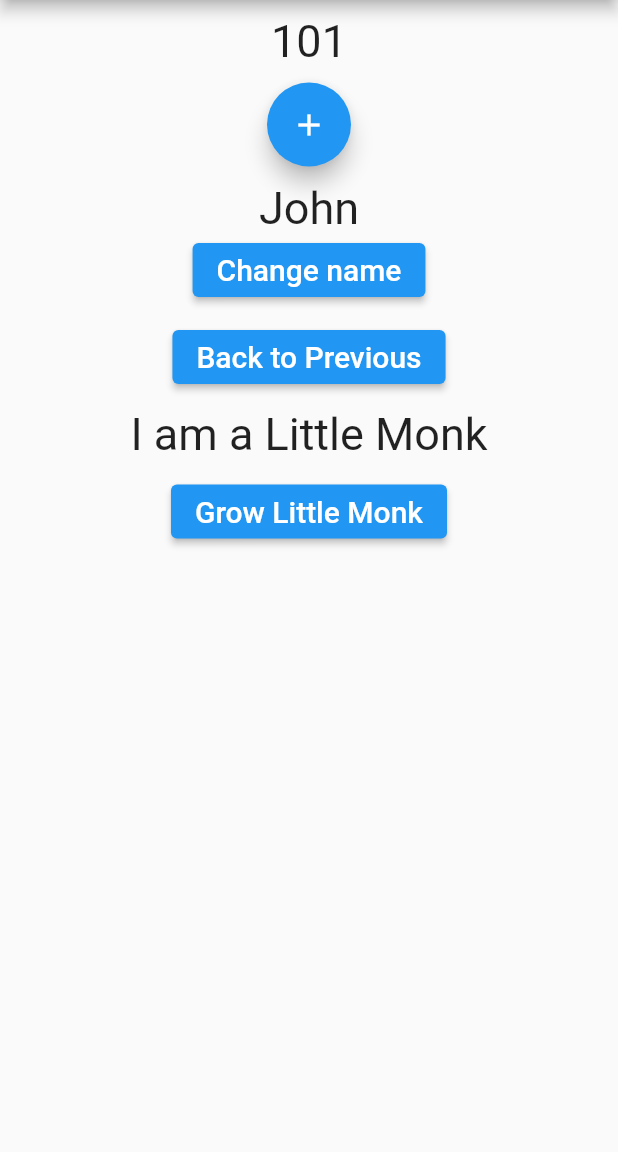
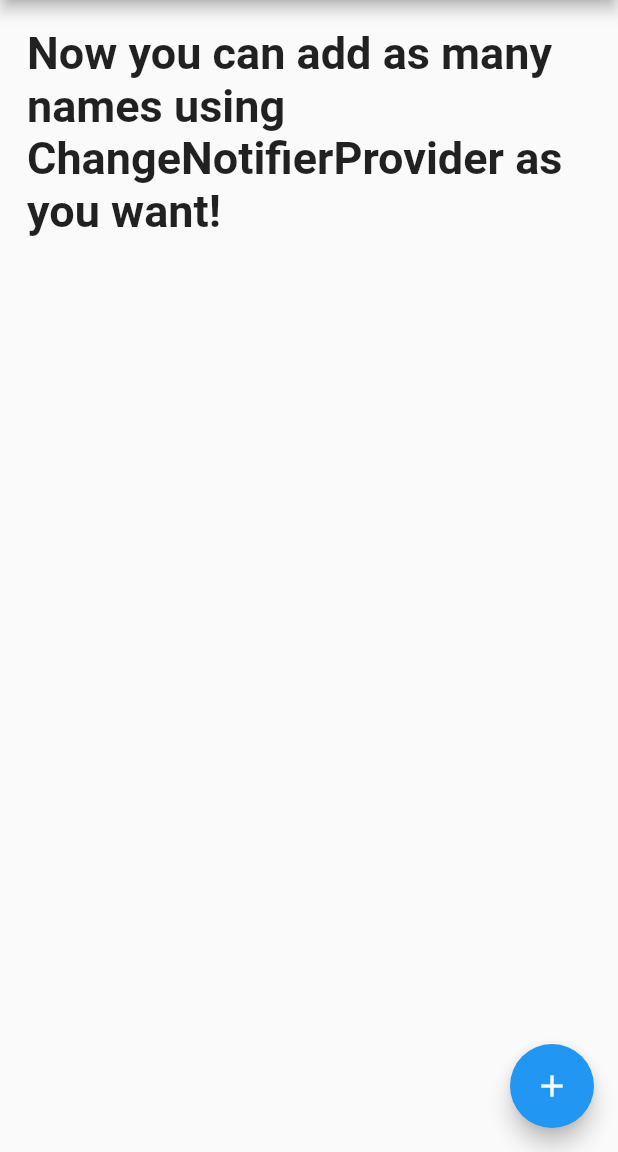
Before and after one commit to sanjibsinha/riverpod_examples, a Flutter app: the screen it shows after launch, after a tap on the "add" icon, on a phone screen of 412 x 824 dp, the part 84-1236 px from its top. Run offline on Flutter 3.47's test engine with Material 2 defaults, Android fonts, the light colour scheme and no system bars; our stand-ins replace flutter_riverpod.

Commit message:
help to fork

```diff
--- /dev/null
+++ b/lib/change-notifier-provider/change_notifier_provider.dart
@@ -0,0 +1,55 @@
+import 'package:flutter/material.dart';
+import 'package:flutter/widgets.dart';
+import 'package:flutter_riverpod/flutter_riverpod.dart';
+
+class NameNotifier extends ChangeNotifier {
+  final List<String> listOfNames = [];
+
+  void addNames(String names) {
+    listOfNames.add(names);
+    notifyListeners();
+  }
+}
+
+final nameChangeNotifier = ChangeNotifierProvider.autoDispose<NameNotifier>((ref) {
+  return NameNotifier();
+});
+
+class HomeOfChangeNotifierProvider extends ConsumerWidget {
+  const HomeOfChangeNotifierProvider({Key key}) : super(key: key);
+
+  @override
+  Widget build(BuildContext context, ScopedReader watch) {
+    final nameChangeNotifierProvider = watch(nameChangeNotifier);
+
+    return Scaffold(
+      appBar: AppBar(
+        title: Text('Riverpod Examples'),
+      ),
+      // body: ProviderExampleWidget(),
+      // body: StateProviderExample(),
+      body: Padding(
+        padding: const EdgeInsets.all(18.0),
+        child: Center(
+          child: ListView.builder(
+            itemBuilder: (context, index) {
+              return Text(
+                nameChangeNotifierProvider.listOfNames[index].toString(),
+                style: TextStyle(
+                  fontSize: 30.0,
+                  fontWeight: FontWeight.bold,
+                ),
+              );
+            },
+            itemCount: nameChangeNotifierProvider.listOfNames.length,
+          ),
+        ),
+      ),
+      floatingActionButton: FloatingActionButton(
+        onPressed: () => nameChangeNotifierProvider.addNames('Now you can '
+            'add as many names using ChangeNotifierProvider as you want!'),
+        child: Icon(Icons.add),
+      ),
+    );
+  }
+}
--- a/lib/main.dart
+++ b/lib/main.dart
@@ -1,6 +1,10 @@
 import 'package:flutter/material.dart';
 import 'package:flutter_riverpod/flutter_riverpod.dart';
+import 'package:riverpod_examples/change-notifier-provider/change_notifier_provider.dart';
+import 'package:riverpod_examples/state-notifier-provider/state_notifier_provider.dart';
+
 import 'state-provider/view/state_provider_example.dart';
+
 // import 'provider/controller/provider_example_widget.dart';
 
 void main() {
@@ -16,7 +20,8 @@ class App extends StatelessWidget {
       theme: ThemeData(
         primarySwatch: Colors.blue,
       ),
-      home: Home(),
+      // home: Home(),
+      home: HomeOfChangeNotifierProvider(),
     );
   }
 }
@@ -26,14 +31,12 @@ class Home extends StatelessWidget {
 
   @override
   Widget build(BuildContext context) {
-    return Container(
-      child: Scaffold(
-        appBar: AppBar(
-          title: Text('Riverpod Examples'),
-        ),
-        // body: ProviderExampleWidget(),
-        body: StateProviderExample(),
+    return Scaffold(
+      appBar: AppBar(
+        title: Text('Riverpod Examples'),
       ),
+      // body: ProviderExampleWidget(),
+      body: StateProviderExample(),
     );
   }
 }
--- a/lib/state-provider/controller/useful_read_providers.dart
+++ b/lib/state-provider/controller/useful_read_providers.dart
@@ -1,5 +1,3 @@
-import 'dart:js';
-
 import 'package:flutter/material.dart';
 import 'package:flutter_riverpod/flutter_riverpod.dart';
 import '../model/any_type_provider_model.dart';
@@ -9,14 +7,27 @@ void increment(BuildContext context) {
 }
 
 void changeName(BuildContext context) {
-  context.read(stateProviderString).state = 'Name changed from John to Json!';
+  context.read(stateProviderName).state = 'Json!';
+}
+
+void changeCity(BuildContext context) {
+  context.read(stateProviderCity).state = 'Jericho!';
 }
 
 void clearName(BuildContext context) {
-  context.read(stateProviderString).state = 'Back to John';
+  context.read(stateProviderName).state = 'John';
+}
+
+void clearCity(BuildContext context) {
+  context.read(stateProviderCity).state = 'Chicago';
 }
 
 void changeLittleMonk(BuildContext context) {
   context.read(stateProviderClass).state =
-      StateProviderModel('Now I am a big monk with white beard!');
+      StateProviderModel('Now I am a big monk with white beard!', 70);
 }
+
+void reverseAgeOfLittleMonk(BuildContext context) {
+  context.read(stateProviderClass).state =
+      StateProviderModel('Now I am a little monk again!', 6);
+}
--- a/lib/state-provider/view/state_provider_example.dart
+++ b/lib/state-provider/view/state_provider_example.dart
@@ -1,7 +1,10 @@
 import 'package:flutter/material.dart';
 import 'package:flutter_riverpod/flutter_riverpod.dart';
-import '../controller/useful_read_providers.dart';
-
+import '../controller/change_name_and_city.dart';
+import '../controller/clear_name_and_city.dart';
+import '../controller/counter_widget.dart';
+import '../controller/raise_and_reduce_age_of_little_monk.dart';
+import '../controller/watch_name_and_city.dart';
 import '../model/any_type_provider_model.dart';
 
 class StateProviderExample extends ConsumerWidget {
@@ -9,85 +12,61 @@ class StateProviderExample extends ConsumerWidget {
 
   @override
   Widget build(BuildContext context, ScopedReader watch) {
-    final stateProviderObject = watch(stateProviderInteger).state;
-    final stateProviderStringObject = watch(stateProviderString).state;
+    final stateProviderIntegerObject = watch(stateProviderInteger).state;
+    final stateProviderNameObject = watch(stateProviderName).state;
+    final stateProviderCityObject = watch(stateProviderCity).state;
     final stateProviderInstance = watch(stateProviderClass).state;
 
     return Padding(
       padding: EdgeInsets.all(
         10.0,
       ),
-      child: Center(
-        child: Column(
-          children: [
-            Text(
-              '${stateProviderObject.toString()}',
-              style: TextStyle(
-                fontSize: 30.0,
-              ),
+      child: ListView(
+        children: [
+          Text(
+            'Providers come in many variants, but they all work the same way.'
+            ' Let us start with a simple counter then doing some more complex staff',
+            style: TextStyle(
+              fontSize: 20.0,
             ),
-            SizedBox(
-              height: 10.0,
+          ),
+          Padding(
+            padding: EdgeInsets.all(
+              8.0,
             ),
-            FloatingActionButton(
-              onPressed: () => increment(context),
-              tooltip: 'Increment',
-              child: Icon(Icons.add),
+            child: CounterWidget(
+                stateProviderIntegerObject: stateProviderIntegerObject),
+          ),
+          Space(),
+          WatchNameAndCity(
+              stateProviderNameObject: stateProviderNameObject,
+              stateProviderCityObject: stateProviderCityObject),
+          ChangeNameAndCity(),
+          ClearNameAndCity(),
+          Space(),
+          Text(
+            '${stateProviderInstance.littleMonk}.'
+            ' I am now ${stateProviderInstance.ageOfLittleMonk} years old!',
+            style: TextStyle(
+              fontSize: 30.0,
             ),
-            SizedBox(
-              height: 10.0,
-            ),
-            Text(
-              stateProviderStringObject,
-              style: TextStyle(
-                fontSize: 30.0,
-              ),
-            ),
-            ElevatedButton(
-              onPressed: () => changeName(context),
-              child: Text(
-                'Change name',
-                style: TextStyle(
-                  fontSize: 20.0,
-                ),
-              ),
-            ),
-            SizedBox(
-              height: 10.0,
-            ),
-            ElevatedButton(
-              onPressed: () => clearName(context),
-              child: Text(
-                'Back to Previous',
-                style: TextStyle(
-                  fontSize: 20.0,
-                ),
-              ),
-            ),
-            SizedBox(
-              height: 10.0,
-            ),
-            Text(
-              stateProviderInstance.littleMonk,
-              style: TextStyle(
-                fontSize: 30.0,
-              ),
-            ),
-            SizedBox(
-              height: 10.0,
-            ),
-            ElevatedButton(
-              onPressed: () => changeLittleMonk(context),
-              child: Text(
-                'Grow Little Monk',
-                style: TextStyle(
-                  fontSize: 20.0,
-                ),
-              ),
-            ),
-          ],
-        ),
+          ),
+          RaiseAndReduceAgeOfLittleMonk(),
+        ],
       ),
     );
   }
 }
+
+class Space extends StatelessWidget {
+  const Space({
+    Key key,
+  }) : super(key: key);
+
+  @override
+  Widget build(BuildContext context) {
+    return SizedBox(
+      height: 10.0,
+    );
+  }
+}
```
Also changed, not shown: lib/state-notifier-provider/state_notifier_provider.dart (added, +60 -0 lines), lib/state-provider/controller/change_name_and_city.dart (added, +41 -0 lines), lib/state-provider/controller/clear_name_and_city.dart (added, +41 -0 lines), lib/state-provider/controller/counter_widget.dart (added, +45 -0 lines), lib/state-provider/controller/horizontal_space.dart (added, +15 -0 lines), lib/state-provider/controller/raise_and_reduce_age_of_little_monk.dart (added, +40 -0 lines), lib/state-provider/controller/watch_name_and_city.dart (added, +23 -0 lines), lib/state-provider/model/any_type_provider_model.dart (+13 -3 lines).
